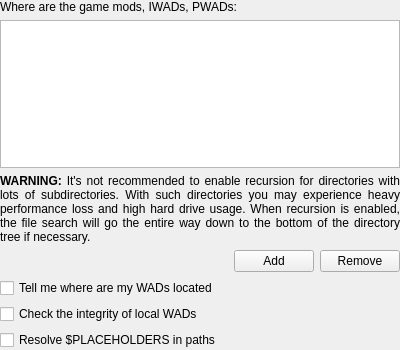
DoomseekerTeam/Doomseeker, file src/core/gui/configuration/cfgfilepaths.ui: the form before one commit.
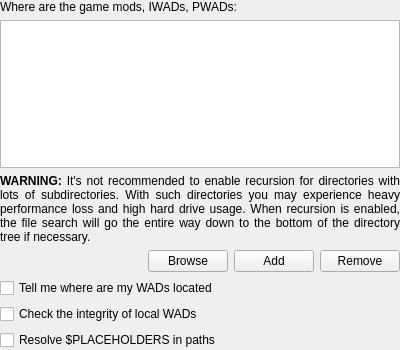
The form after the commit. Icons and pictures are not drawn. Custom widgets are drawn as their Qt base class.

Commit message:
Make Add & Browse separate buttons for file paths (#3262)
- "Browse" opens the browse dialog where the user can pick the path.
- "Add" adds an empty entry which the user must fill in by hand.

The "Browse" dialog doesn't permit to return the templated paths,
so if user wants to input one, they need to use the "Add" button.

This change affects the WADs picker in the Create Game dialog
and the file paths configuration box.

Also, the 'FileSearchPath::isValid()' check would actually return
true when the path was invalid, oops.

```diff
--- a/src/core/gui/configuration/cfgfilepaths.ui
+++ b/src/core/gui/configuration/cfgfilepaths.ui
@@ -86,6 +86,13 @@
        </property>
       </spacer>
      </item>
+     <item>
+      <widget class="QPushButton" name="btnBrowseWadPath">
+       <property name="text">
+        <string>Browse</string>
+       </property>
+      </widget>
+     </item>
      <item>
       <widget class="QPushButton" name="btnAddWadPath">
        <property name="text">
```
The commit also changes 6 other files.
